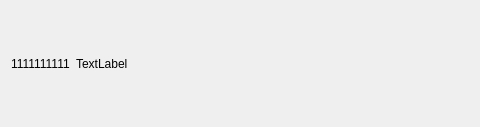
Old version of the form common/logintitle.ui in the repository lan92777/DiskProgram; both pictures show x 0 to 480 and y 0 to 127 of the 810 by 127 pixel window.
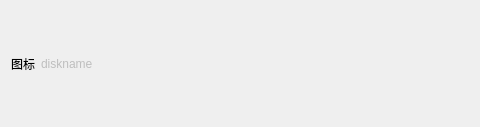
New version of the form.

The edit to the form file:
```diff
--- a/common/logintitle.ui
+++ b/common/logintitle.ui
@@ -19,14 +19,17 @@
      <item>
       <widget class="QLabel" name="login_logo">
        <property name="text">
-        <string>1111111111</string>
+        <string>图标</string>
        </property>
       </widget>
      </item>
      <item>
-      <widget class="QLabel" name="label_2">
+      <widget class="QLabel" name="DiskName">
+       <property name="enabled">
+        <bool>false</bool>
+       </property>
        <property name="text">
-        <string>TextLabel</string>
+        <string>diskname</string>
        </property>
       </widget>
      </item>
@@ -43,6 +46,19 @@
        </property>
       </spacer>
      </item>
+     <item>
+      <spacer name="horizontalSpacer_2">
+       <property name="orientation">
+        <enum>Qt::Horizontal</enum>
+       </property>
+       <property name="sizeHint" stdset="0">
+        <size>
+         <width>40</width>
+         <height>20</height>
+        </size>
+       </property>
+      </spacer>
+     </item>
      <item>
       <widget class="QPushButton" name="setbutton">
        <property name="text">
```
